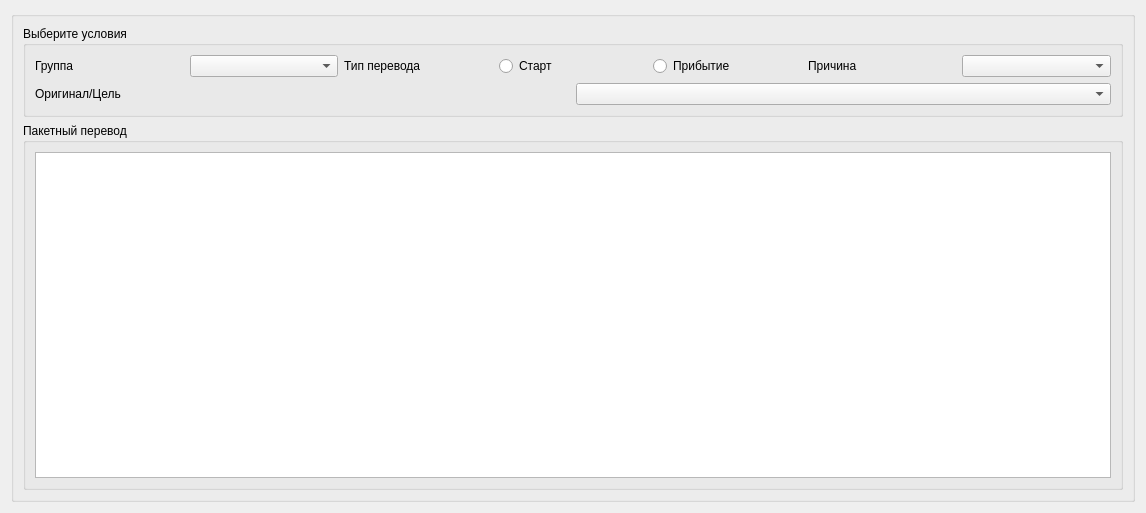
First picture: the form in table_form_1_2_batch_transfer.ui, repository zanxi/qt_protowebclient, before the edit.
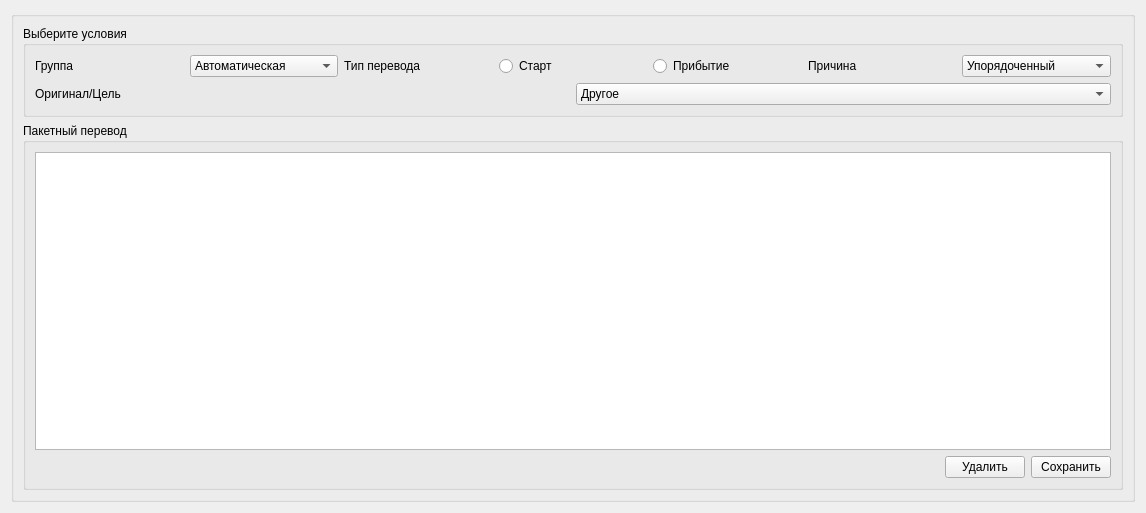
Second picture: the form after the edit.

The edit to the form file:
```diff
--- a/table_form_1_2_batch_transfer.ui
+++ b/table_form_1_2_batch_transfer.ui
@@ -46,7 +46,13 @@
                 </widget>
                </item>
                <item>
-                <widget class="QComboBox" name="comboBox"/>
+                <widget class="QComboBox" name="comboBox_group">
+                 <item>
+                  <property name="text">
+                   <string>Автоматическая</string>
+                  </property>
+                 </item>
+                </widget>
                </item>
                <item>
                 <widget class="QLabel" name="label_2">
@@ -77,7 +83,13 @@
                 </widget>
                </item>
                <item>
-                <widget class="QComboBox" name="comboBox_3"/>
+                <widget class="QComboBox" name="comboBox_reason">
+                 <item>
+                  <property name="text">
+                   <string>Упорядоченный</string>
+                  </property>
+                 </item>
+                </widget>
                </item>
               </layout>
              </item>
@@ -91,7 +103,13 @@
                 </widget>
                </item>
                <item>
-                <widget class="QComboBox" name="comboBox_2"/>
+                <widget class="QComboBox" name="comboBox_orig">
+                 <item>
+                  <property name="text">
+                   <string>Другое</string>
+                  </property>
+                 </item>
+                </widget>
                </item>
               </layout>
              </item>
@@ -105,10 +123,41 @@
           <property name="title">
            <string>Пакетный перевод</string>
           </property>
-          <layout class="QHBoxLayout" name="horizontalLayout">
+          <layout class="QVBoxLayout" name="verticalLayout_4">
            <item>
             <widget class="QTableWidget" name="tableWidget"/>
            </item>
+           <item>
+            <layout class="QHBoxLayout" name="horizontalLayout">
+             <item>
+              <spacer name="horizontalSpacer">
+               <property name="orientation">
+                <enum>Qt::Horizontal</enum>
+               </property>
+               <property name="sizeHint" stdset="0">
+                <size>
+                 <width>98</width>
+                 <height>20</height>
+                </size>
+               </property>
+              </spacer>
+             </item>
+             <item>
+              <widget class="QPushButton" name="pushButton_2">
+               <property name="text">
+                <string>Удалить</string>
+               </property>
+              </widget>
+             </item>
+             <item>
+              <widget class="QPushButton" name="pushButton">
+               <property name="text">
+                <string>Сохранить</string>
+               </property>
+              </widget>
+             </item>
+            </layout>
+           </item>
           </layout>
          </widget>
         </item>
```
Left out of the diff: 4 changed lines with no effect on the pictures.
